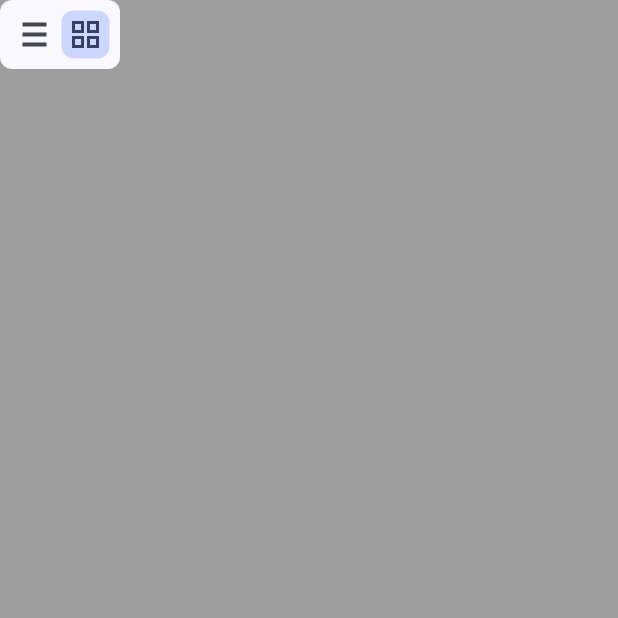
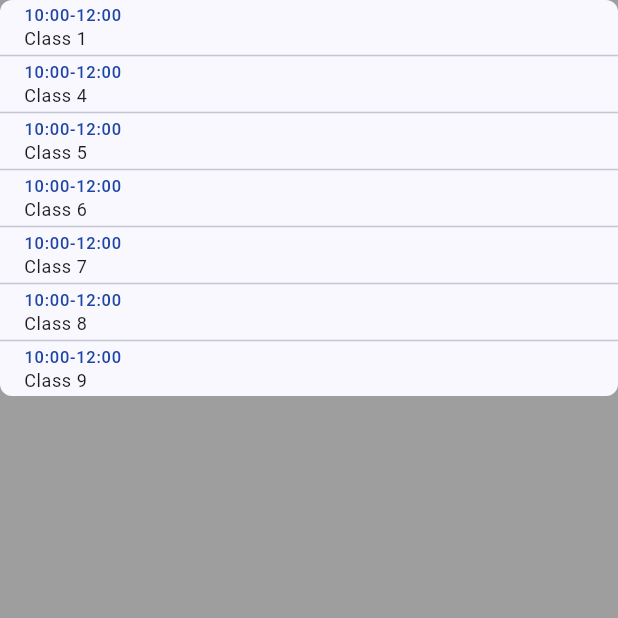
Before and after one commit to KharMa-Edu/Student-App-MVP, a Flutter app: the screen it shows after launch, on a phone screen of 412 x 824 dp, the top half of it. Run offline on Flutter 3.47's test engine with Material 3 defaults, Android fonts, the phone set to English and light mode, and no system bars; our stand-ins replace flutter_svg, go_router, google_fonts, vector_graphics; generated files the repository leaves out were written again.

Commit message:
- schedule item widget - schedule card widget

```diff
--- a/lib/app/navigation/routes.dart
+++ b/lib/app/navigation/routes.dart
@@ -1,4 +1,5 @@
 import 'package:dragomanov_university/app/ui/widgets/menu_container_widget.dart';
+import 'package:dragomanov_university/app/ui/widgets/schedule_card_widget.dart';
 import 'package:dragomanov_university/generated/i18n/translations.g.dart';
 import 'package:flutter/cupertino.dart';
 import 'package:flutter/material.dart';
@@ -69,13 +70,18 @@ class TestAppState extends State<TestApp> {
     return Scaffold(
       backgroundColor: Colors.grey,
       body: SafeArea(
-        child: PageViewMode(
-          isGridModeSelected: isGridModeSelected,
-          onGridModeSelected: (value) {
-            setState(() {
-              isGridModeSelected = value;
-            });
-          },
+        child: Expanded(
+          child: ScheduleCard(
+            items: [
+              ScheduleItemDTO(time: "10:00-12:00", text: "Class 1"),
+              ScheduleItemDTO(time: "10:00-12:00", text: "Class 4"),
+              ScheduleItemDTO(time: "10:00-12:00", text: "Class 5"),
+              ScheduleItemDTO(time: "10:00-12:00", text: "Class 6"),
+              ScheduleItemDTO(time: "10:00-12:00", text: "Class 7"),
+              ScheduleItemDTO(time: "10:00-12:00", text: "Class 8"),
+              ScheduleItemDTO(time: "10:00-12:00", text: "Class 9"),
+            ],
+          ),
         ),
       ),
     );
--- /dev/null
+++ b/lib/app/ui/widgets/schedule_card_widget.dart
@@ -0,0 +1,56 @@
+import 'package:dragomanov_university/app/ui/widgets/schedule_item_widget.dart';
+import 'package:flutter/material.dart';
+
+class ScheduleDayDTO {
+  final DateTime date;
+  final List<ScheduleItemDTO> items;
+
+  ScheduleDayDTO({required this.date, required this.items});
+}
+
+class ScheduleItemDTO {
+  final String time;
+  final String text;
+
+  ScheduleItemDTO({required this.time, required this.text});
+}
+
+class ScheduleCard extends StatelessWidget {
+  final List<ScheduleItemDTO> items;
+
+  const ScheduleCard({super.key, required this.items});
+
+  @override
+  Widget build(BuildContext context) {
+    var colorScheme = Theme.of(context).colorScheme;
+
+    var columnChildren = List.generate(items.length, (index) {
+      var item = items[index];
+      var scheduleItemWidget = ScheduleItem(
+        time: item.time,
+        text: item.text,
+        startPadding: 16,
+      );
+      if (index < items.length - 1) {
+        return [
+          scheduleItemWidget,
+          SizedBox(height:2,child: Divider(color: colorScheme.outlineVariant, thickness: 1),),
+        ];
+      } else {
+        return [scheduleItemWidget];
+      }
+    });
+    return IntrinsicHeight(
+      child: Container(
+        decoration: BoxDecoration(
+          color: colorScheme.surfaceContainer,
+          borderRadius: BorderRadius.circular(8),
+        ),
+        child: Column(
+          mainAxisSize: MainAxisSize.max,
+          children: columnChildren.expand((list) => list).toList(),
+        ),
+      ),
+    );
+  }
+}
--- a/lib/app/ui/widgets/schedule_item_widget.dart
+++ b/lib/app/ui/widgets/schedule_item_widget.dart
@@ -0,0 +1,51 @@
+import 'package:flutter/material.dart';
+
+class ScheduleItem extends StatelessWidget {
+  final String time;
+  final String text;
+  final double startPadding;
+  final double endPadding;
+  final double verticalPadding;
+
+  const ScheduleItem({
+    super.key,
+    required this.time,
+    required this.text,
+    this.startPadding = 8,
+    this.endPadding = 4,
+    this.verticalPadding = 2,
+  });
+
+  @override
+  Widget build(BuildContext context) {
+    var colorScheme = Theme.of(context).colorScheme;
+    var textTheme = Theme.of(context).textTheme;
+    return IntrinsicHeight(
+      child: Container(
+        padding: EdgeInsetsDirectional.fromSTEB(
+          startPadding,
+          verticalPadding,
+          endPadding,
+          verticalPadding,
+        ),
+        child: Column(
+          crossAxisAlignment: CrossAxisAlignment.stretch,
+          children: [
+            Text(
+              time,
+              style: textTheme.labelSmall?.copyWith(
+                color: colorScheme.primaryContainer,
+              ),
+            ),
+            Text(
+              text,
+              style: textTheme.bodySmall?.copyWith(
+                color: colorScheme.onSurface,
+              ),
+            ),
+          ],
+        ),
+      ),
+    );
+  }
+}
--- a/pubspec.yaml
+++ b/pubspec.yaml
@@ -17,6 +17,7 @@ dependencies:
   go_router: ^14.8.1
   slang: ^4.6.0
   slang_flutter: ^4.6.0
+  smooth_page_indicator: ^1.2.1
   url_launcher: ^6.3.1
 
 dev_dependencies:
```
Also changed, not shown: lib/app/ui/widgets/page_indicator_widget.dart (deleted), pubspec.lock.
